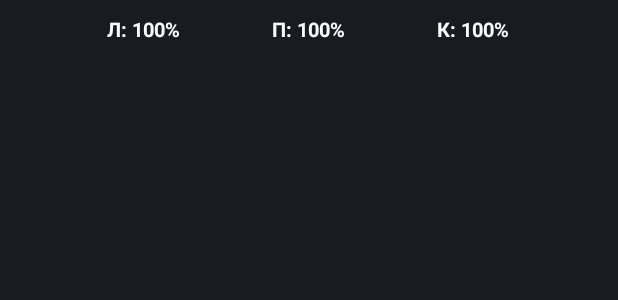
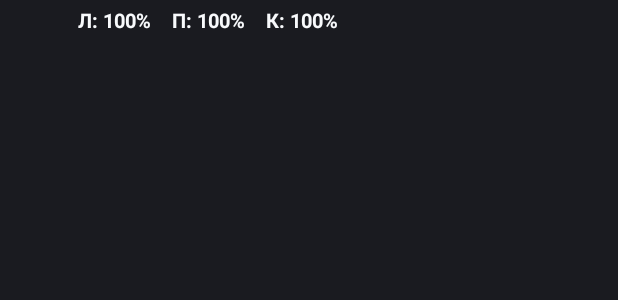
Before and after one commit to Soruceanu/Buds-info, an Android app built with Jetpack Compose: the layout notification_tws_expanded.xml on its own in the app's theme, with its tools: preview values and no code run, on a phone screen of 412 x 824 dp. Shown: the top 300 px of the screen. Run offline under Robolectric (Android 15) with nearby library versions, the phone set to English and light mode, and no system bars.

Commit message:
refactor: improve BLE scanning persistence and widget UI
- Switch to continuous BLE scanning when device is active for real-time telemetry.
- Update compact widget layout to left-aligned design to match system notification style.

```diff
--- a/app/src/main/res/layout/notification_tws_expanded.xml
+++ b/app/src/main/res/layout/notification_tws_expanded.xml
@@ -2,32 +2,19 @@
 <LinearLayout xmlns:android="http://schemas.android.com/apk/res/android"
     android:layout_width="match_parent"
     android:layout_height="wrap_content"
-    android:gravity="center_vertical"
+    android:gravity="start|center_vertical"
     android:orientation="horizontal"
-    android:paddingTop="10dp"
-    android:paddingBottom="10dp"
-    android:weightSum="10">
-
-    <!-- 10% left margin -->
-    <LinearLayout
-        android:layout_width="0dp"
-        android:layout_height="1dp"
-        android:layout_weight="1" />
-
-    <!-- Centered 80% telemetry row: visible slots only ([⚡]Л: 100%  [⚡]П: 95%  [⚡]К: 80%) -->
-    <LinearLayout
-        android:layout_width="0dp"
-        android:layout_height="wrap_content"
-        android:layout_weight="8"
-        android:gravity="center"
-        android:orientation="horizontal">
+    android:paddingStart="52dp"
+    android:paddingTop="4dp"
+    android:paddingEnd="16dp"
+    android:paddingBottom="12dp">
 
     <LinearLayout
         android:id="@+id/expanded_left_container"
-            android:layout_width="0dp"
+        android:layout_width="wrap_content"
         android:layout_height="wrap_content"
-            android:layout_weight="1"
-            android:gravity="center"
+        android:layout_marginEnd="14dp"
+        android:gravity="center_vertical"
         android:orientation="horizontal">
 
         <ImageView
@@ -52,10 +39,10 @@
 
     <LinearLayout
         android:id="@+id/expanded_right_container"
-            android:layout_width="0dp"
+        android:layout_width="wrap_content"
         android:layout_height="wrap_content"
-            android:layout_weight="1"
-            android:gravity="center"
+        android:layout_marginEnd="14dp"
+        android:gravity="center_vertical"
         android:orientation="horizontal">
 
         <ImageView
@@ -80,10 +67,9 @@
 
     <LinearLayout
         android:id="@+id/expanded_case_container"
-            android:layout_width="0dp"
+        android:layout_width="wrap_content"
         android:layout_height="wrap_content"
-            android:layout_weight="1"
-            android:gravity="center"
+        android:gravity="center_vertical"
         android:orientation="horizontal">
 
         <ImageView
@@ -107,11 +93,3 @@
     </LinearLayout>
 
 </LinearLayout>
-
-    <!-- 10% right margin -->
-    <LinearLayout
-        android:layout_width="0dp"
-        android:layout_height="1dp"
-        android:layout_weight="1" />
-
-</LinearLayout>
```
Also changed, not shown: app/src/main/java/com/example/bluetooth/TwsMonitorRepository.kt (+58 -20 lines), app/src/main/java/com/example/bluetooth/TwsMonitorService.kt (+19 -6 lines), app/src/main/java/com/example/ui/Components.kt (+6 -13 lines), app/src/main/res/layout/notification_tws_compact.xml (+13 -35 lines), 1 other file. Lines whose indentation alone changed are shown as unchanged.
